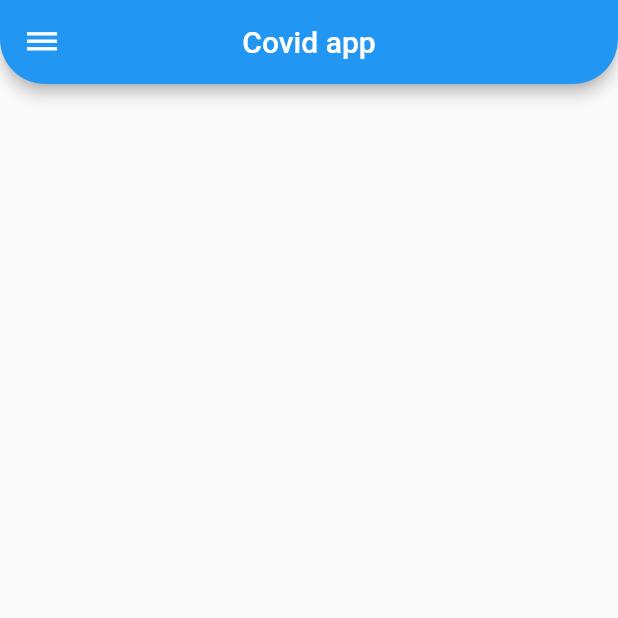
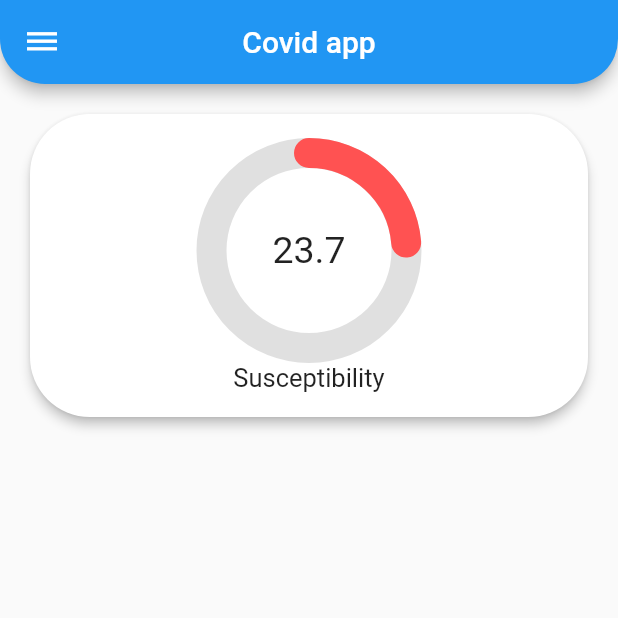
Before and after one commit to solo1g/covid-vaccine-app, a Flutter app: the screen it shows after launch, on a phone screen of 412 x 824 dp, the top half of it. Run offline on Flutter 3.47's test engine with Material 2 defaults, Android fonts, the phone set to English and light mode, and no system bars; drawn by our look-alikes of percent_indicator.

Commit message:
Created percentage indicator

```diff
--- a/lib/ui/HomeScreen.dart
+++ b/lib/ui/HomeScreen.dart
@@ -1,4 +1,6 @@
+import 'package:covidvaccineapp/ui/HomeScreenWidgets.dart';
 import 'package:flutter/material.dart';
+import 'package:flutter/rendering.dart';
 
 class HomeScreen extends StatefulWidget {
   @override
@@ -19,6 +21,24 @@ class _HomeScreenState extends State<HomeScreen> {
           ),
         ),
       ),
+      body: Column(
+        crossAxisAlignment: CrossAxisAlignment.stretch,
+        children: <Widget>[
+          Padding(
+            padding: const EdgeInsets.all(16.0),
+            child: Card(
+              elevation: 3,
+              shape: RoundedRectangleBorder(
+                borderRadius: BorderRadius.circular(40),
+              ),
+              child: Padding(
+                padding: const EdgeInsets.all(16.0),
+                child: susceptibilityPercent("Susceptibility", 0.237),
+              ),
+            ),
+          ),
+        ],
+      ),
     );
   }
 }
--- /dev/null
+++ b/lib/ui/HomeScreenWidgets.dart
@@ -0,0 +1,26 @@
+import 'package:flutter/material.dart';
+import 'package:percent_indicator/circular_percent_indicator.dart';
+
+Widget susceptibilityPercent(String title, double percent) {
+  return CircularPercentIndicator(
+    radius: 150.0,
+    lineWidth: 20.0,
+    animation: true,
+    percent: percent,
+    center: Text(
+      (percent * 100).toString(),
+      style: new TextStyle(
+        fontSize: 25.0,
+      ),
+    ),
+    footer: Text(
+      title,
+      style: TextStyle(
+        fontSize: 17.0,
+      ),
+    ),
+    circularStrokeCap: CircularStrokeCap.round,
+    progressColor: Colors.redAccent,
+    backgroundColor: Colors.grey.shade300,
+  );
+}
```
Also changed, not shown: 1 other file.
